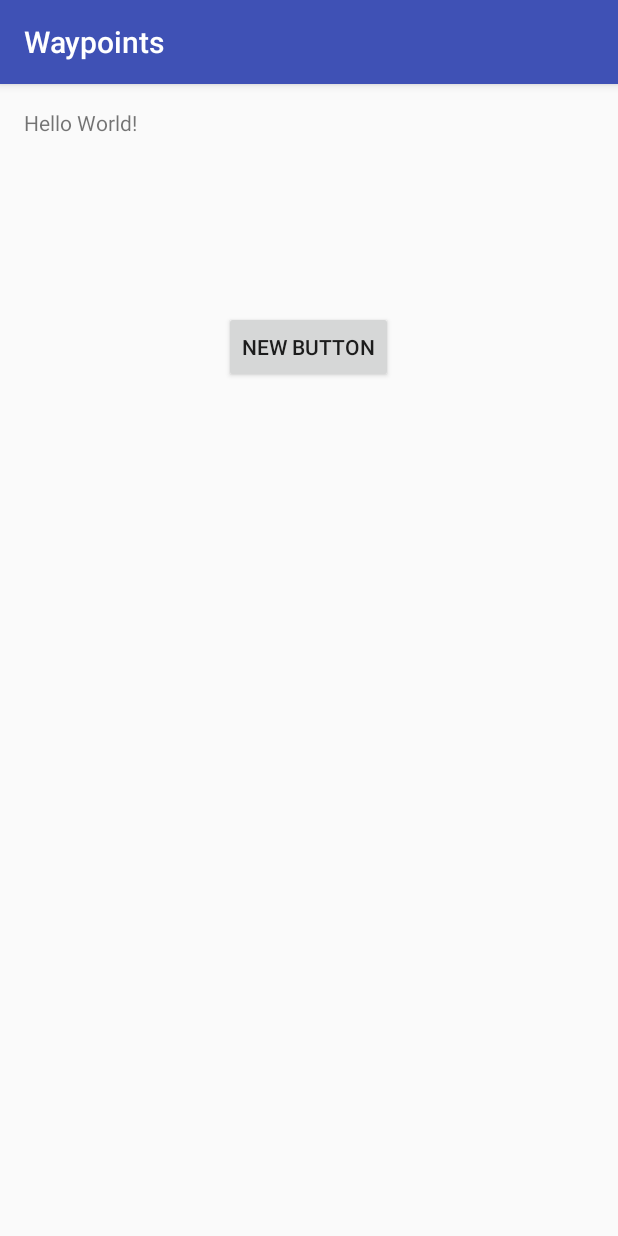
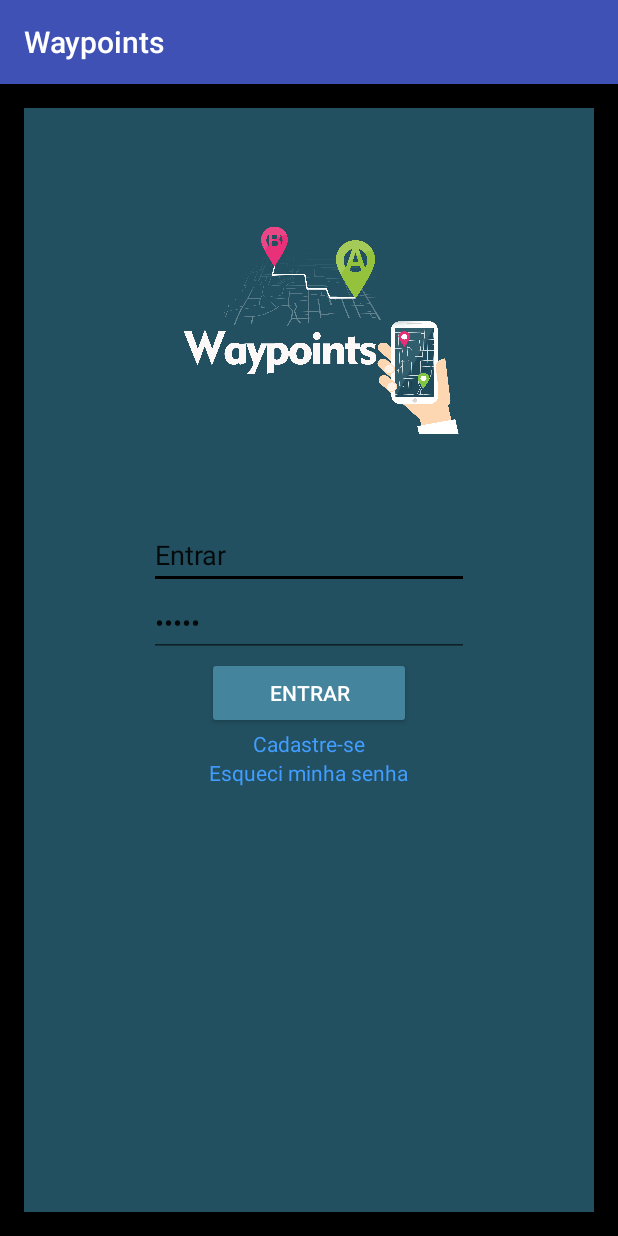
Before and after one commit to Ailtonjr/Waypoints, an Android app: the screen it shows after launch (MainActivity), on a phone screen of 412 x 824 dp. Run offline under Robolectric (Android 15) with nearby library versions, the phone set to English and light mode, and no system bars.

Commit message:
Commit do Guiga

```diff
--- a/app/src/main/AndroidManifest.xml
+++ b/app/src/main/AndroidManifest.xml
@@ -15,6 +15,7 @@
                 <category android:name="android.intent.category.LAUNCHER" />
             </intent-filter>
         </activity>
+        <activity android:name=".CadastroActivity"></activity>
     </application>
 
 </manifest>
--- a/app/src/main/res/layout/activity_main.xml
+++ b/app/src/main/res/layout/activity_main.xml
@@ -7,21 +7,65 @@
     android:paddingLeft="@dimen/activity_horizontal_margin"
     android:paddingRight="@dimen/activity_horizontal_margin"
     android:paddingTop="@dimen/activity_vertical_margin"
-    tools:context="br.com.waypoints.waypoints.MainActivity">
+    tools:context="br.com.waypoints.waypoints.MainActivity"
+    android:background="#000000">
 
-    <TextView
-        android:layout_width="wrap_content"
-        android:layout_height="wrap_content"
-        android:text="Hello World!"
-        android:id="@+id/textView" />
+    <LinearLayout
+        android:orientation="vertical"
+        android:layout_width="match_parent"
+        android:layout_height="match_parent"
+        android:gravity="center_horizontal"
+        android:weightSum="1"
+        android:background="#225060">
 
-    <Button
-        android:layout_width="wrap_content"
-        android:layout_height="wrap_content"
-        android:text="New Button"
-        android:id="@+id/button"
-        android:layout_below="@+id/textView"
-        android:layout_centerHorizontal="true"
-        android:layout_marginTop="116dp" />
+        <ImageView
+            android:layout_width="212dp"
+            android:layout_height="222dp"
+            android:id="@+id/imageViewLogo"
+            android:src="@drawable/logo_sem_fundo"
+            android:layout_weight="0.16" />
 
+        <EditText
+            android:layout_width="wrap_content"
+            android:layout_height="wrap_content"
+            android:inputType="textEmailAddress"
+            android:ems="10"
+            android:id="@+id/editTextEmail"
+            android:autoText="false"
+            android:text="@string/string_botaologin"
+            android:backgroundTintMode="multiply" />
+
+        <EditText
+            android:layout_width="wrap_content"
+            android:layout_height="wrap_content"
+            android:inputType="textPassword"
+            android:ems="10"
+            android:id="@+id/editTextSenha"
+            android:text="@string/string_textfieldSenha" />
+
+        <Button
+            android:layout_width="136dp"
+            android:layout_height="wrap_content"
+            android:text="@string/string_botaologin"
+            android:id="@+id/button"
+            android:backgroundTint="#44849d"
+            android:textColor="#ffffff" />
+
+        <TextView
+            android:layout_width="wrap_content"
+            android:layout_height="wrap_content"
+            android:textAppearance="?android:attr/textAppearanceSmall"
+            android:text="@string/string_cadastro"
+            android:id="@+id/textViewCadastro"
+            android:contextClickable="false"
+            android:textColor="#429dff" />
+
+        <TextView
+            android:layout_width="wrap_content"
+            android:layout_height="wrap_content"
+            android:textAppearance="?android:attr/textAppearanceSmall"
+            android:text="@string/string_esquecisenha"
+            android:id="@+id/textViewEsqueciSenha"
+            android:textColor="#429dff" />
+    </LinearLayout>
 </RelativeLayout>
--- a/app/src/main/res/values/strings.xml
+++ b/app/src/main/res/values/strings.xml
@@ -1,3 +1,16 @@
 <resources>
     <string name="app_name">Waypoints</string>
+    <string name="string_cadastro">Cadastre-se</string>
+    <string name="string_esquecisenha">Esqueci minha senha</string>
+    <string name="string_botaologin">Entrar</string>
+    <string name="string_textfieldEmail">Email</string>
+    <string name="string_textfieldSenha">Senha</string>
+    <string name="string_cadastronome">Nome</string>
+    <string name="string_seuemail">Email</string>
+    <string name="string_confirmarSenha">Confirmar Senha</string>
+    <string name="string_categoriaCNH">Categoria CNH</string>
+    <string name="string_datanasc">Data Nasc.</string>
+    <string name="string_sexo">Sexo</string>
+    <string name="string_sexomasculino">Masculino</string>
+    <string name="string_sexofeminino">Feminino</string>
 </resources>
```
Also changed, not shown: app/src/main/java/br/com/waypoints/waypoints/CadastroActivity.java (added, +13 -0 lines), app/src/main/res/layout/activity_cadastro.xml (added, +94 -0 lines), gradle.properties (+9 -8 lines), app/src/main/res/drawable/logo_sem_fundo.png (added), app/src/main/res/logo_sem_fundo.png (added), 4 other files.
